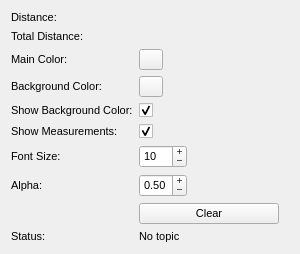
Old version of the form mapviz_plugins/ui/measuring_config.ui in the repository ros2-gbp/mapviz-release.
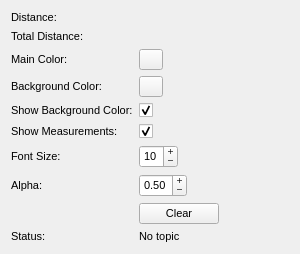
New version of the form. Custom widgets are drawn as their Qt base class.

What changed in the file:
```diff
--- a/mapviz_plugins/ui/measuring_config.ui
+++ b/mapviz_plugins/ui/measuring_config.ui
@@ -123,11 +123,11 @@
    </item>
    <item row="8" column="1">
     <widget class="QPushButton" name="clear">
-     <property name="maximumSize">
-      <size>
-       <width>140</width>
-       <height>16777215</height>
-      </size>
+     <property name="sizePolicy">
+      <sizepolicy hsizetype="Fixed" vsizetype="Fixed">
+       <horstretch>0</horstretch>
+       <verstretch>0</verstretch>
+      </sizepolicy>
      </property>
      <property name="text">
       <string>Clear</string>
@@ -189,11 +189,11 @@
    </item>
    <item row="6" column="1">
     <widget class="QSpinBox" name="font_size">
-     <property name="maximumSize">
-      <size>
-       <width>48</width>
-       <height>16777215</height>
-      </size>
+     <property name="sizePolicy">
+      <sizepolicy hsizetype="Fixed" vsizetype="Fixed">
+       <horstretch>0</horstretch>
+       <verstretch>0</verstretch>
+      </sizepolicy>
      </property>
      <property name="buttonSymbols">
       <enum>QAbstractSpinBox::PlusMinus</enum>
```
Left out of the diff: 27 changed lines with no effect on the pictures.
